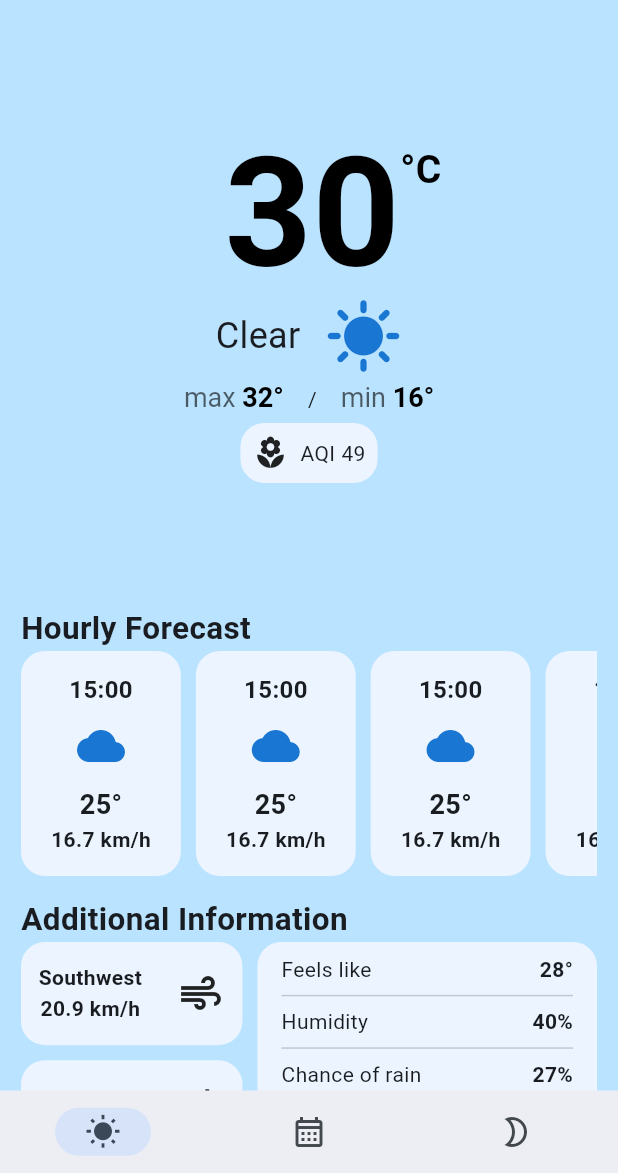
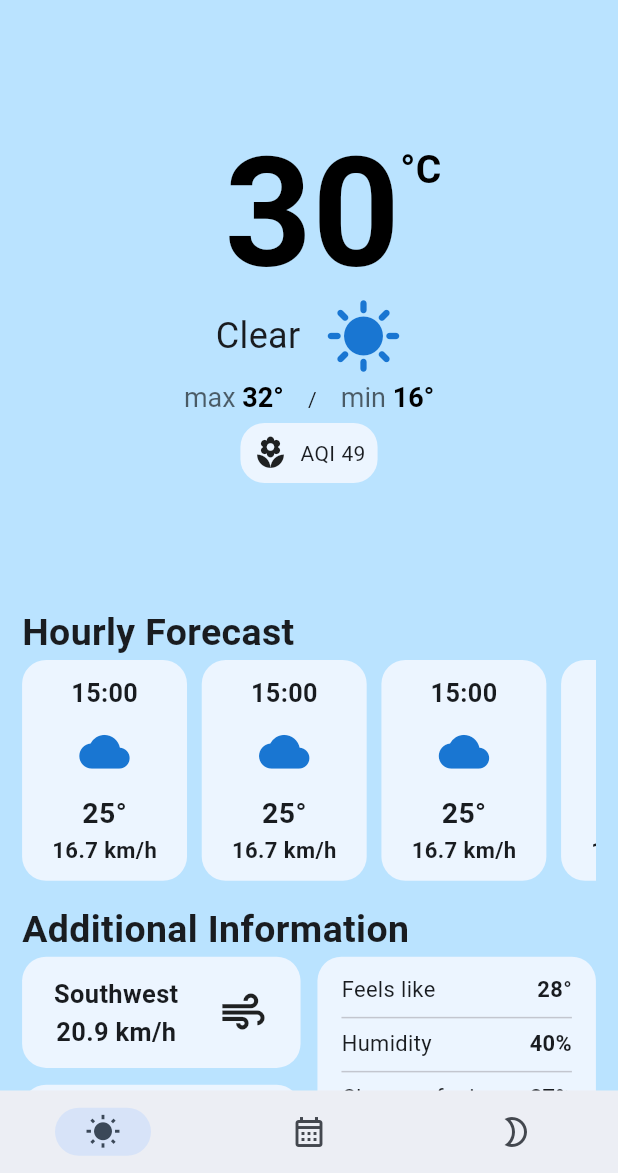
Before and after one commit to urban-potato/weather-app, a Flutter app: the screen it shows after launch, on a phone screen of 412 x 824 dp, the part 63-1236 px from its top. Run offline on Flutter 3.47's test engine with Material 3 defaults, Android fonts, the phone set to English and light mode, and no system bars; our stand-ins replace auto_route.

Commit message:
Adaptation to different screen sizes for Hourly Forecast Widget & Additional Information Widget

```diff
--- a/lib/screens/weather/ui/weather_screen.dart
+++ b/lib/screens/weather/ui/weather_screen.dart
@@ -1,6 +1,7 @@
 import 'package:auto_route/annotations.dart';
 import 'package:flutter/material.dart';
 
+import 'package:weather_app/shared/lib/layout/index.dart';
 import '../../../shared/ui/custom_sliver_app_bar/index.dart';
 import 'widgets/additional_information_tile.dart';
 import 'widgets/hourly_forecast_tile.dart';
@@ -12,22 +13,30 @@ class WeatherScreen extends StatelessWidget {
 
   @override
   Widget build(BuildContext context) {
-    return const CustomScrollView(
+    final screenSidesPadding = calculateScreenSidesPadding(context);
+
+    return CustomScrollView(
       slivers: [
-        CustomSliverAppBar(locationName: 'Krasnoyarsk'),
+        const CustomSliverAppBar(locationName: 'Krasnoyarsk'),
         SliverPadding(
-          padding: EdgeInsets.symmetric(horizontal: 14, vertical: 82),
-          sliver: SliverToBoxAdapter(child: MainWeatherWidget()),
+          padding: EdgeInsets.symmetric(
+            horizontal: screenSidesPadding,
+            vertical: 82,
+          ),
+          sliver: const SliverToBoxAdapter(child: MainWeatherWidget()),
         ),
 
         SliverPadding(
-          padding: EdgeInsets.symmetric(horizontal: 14),
-          sliver: SliverToBoxAdapter(child: HourlyForecastTile()),
+          padding: EdgeInsets.symmetric(horizontal: screenSidesPadding),
+          sliver: const SliverToBoxAdapter(child: HourlyForecastTile()),
         ),
 
         SliverPadding(
-          padding: EdgeInsets.symmetric(horizontal: 14, vertical: 14),
-          sliver: SliverToBoxAdapter(child: AdditionalInformationTile()),
+          padding: EdgeInsets.symmetric(
+            horizontal: screenSidesPadding,
+            vertical: screenSidesPadding,
+          ),
+          sliver: const SliverToBoxAdapter(child: AdditionalInformationTile()),
         ),
       ],
     );
--- a/lib/screens/weather/ui/widgets/additional_information_tile.dart
+++ b/lib/screens/weather/ui/widgets/additional_information_tile.dart
@@ -1,6 +1,6 @@
 import 'package:flutter/material.dart';
-import 'package:flutter_staggered_grid_view/flutter_staggered_grid_view.dart';
 
+import 'package:weather_app/shared/lib/layout/index.dart';
 import '../../../../shared/ui/basic_tile/index.dart';
 
 class AdditionalInformationTile extends StatelessWidget {
@@ -8,37 +8,82 @@ class AdditionalInformationTile extends StatelessWidget {
 
   @override
   Widget build(BuildContext context) {
+    final screenSidesPadding = calculateScreenSidesPadding(context);
+
+    final isDeviceVertical =
+        MediaQuery.of(context).size.width < MediaQuery.of(context).size.height;
+    final screenMinSide = isDeviceVertical
+        ? MediaQuery.of(context).size.width
+        : MediaQuery.of(context).size.height;
+
+    final additionalInformationAreaMaxWidth =
+        screenMinSide - (screenSidesPadding * 2);
+    final additionalInformationTilesSpacing =
+        additionalInformationAreaMaxWidth / 2 / 17;
+
+    final smallTilesHorizontalPadding =
+        additionalInformationAreaMaxWidth / 47.75;
+    final smallTilesVerticalPadding = additionalInformationAreaMaxWidth / 31.8;
+
+    final bigTileHorizontalPadding = additionalInformationAreaMaxWidth / 23.88;
+    final bigTileVerticalPadding = additionalInformationAreaMaxWidth / 31.8;
+
     return Column(
       crossAxisAlignment: CrossAxisAlignment.start,
       children: [
         Text(
           'Additional Information',
-          style: TextStyle(fontSize: 21, fontWeight: FontWeight.bold),
-        ),
-        StaggeredGrid.count(
-          crossAxisCount: 5,
-          mainAxisSpacing: 10,
-          crossAxisSpacing: 10,
-          children: [
-            StaggeredGridTile.count(
-              crossAxisCellCount: 2,
-              mainAxisCellCount: 1,
-              child: BasicTile(child: _AdditionalInformationWindTile()),
-            ),
-            StaggeredGridTile.count(
-              crossAxisCellCount: 3,
-              mainAxisCellCount: 3,
-              child: BasicTile(
-                padding: EdgeInsets.symmetric(horizontal: 16),
-                child: _AdditionalInformationBigTile(),
+          style: TextStyle(
+            fontSize: screenMinSide / 16.5,
+            fontWeight: FontWeight.bold,
           ),
         ),
-            StaggeredGridTile.count(
-              crossAxisCellCount: 2,
-              mainAxisCellCount: 1,
-              child: BasicTile(child: _AdditionalInformationSunTile()),
+
+        Center(
+          child: Container(
+            constraints: BoxConstraints(
+              maxWidth: additionalInformationAreaMaxWidth,
+            ),
+
+            child: Row(
+              mainAxisAlignment: MainAxisAlignment.spaceBetween,
+              crossAxisAlignment: CrossAxisAlignment.start,
+              spacing: additionalInformationTilesSpacing,
+              children: [
+                Flexible(
+                  child: Column(
+                    spacing: additionalInformationTilesSpacing,
+                    children: [
+                      BasicTile(
+                        padding: EdgeInsets.symmetric(
+                          horizontal: smallTilesHorizontalPadding,
+                          vertical: smallTilesVerticalPadding,
+                        ),
+                        child: const _AdditionalInformationWindTile(),
+                      ),
+                      BasicTile(
+                        padding: EdgeInsets.symmetric(
+                          horizontal: smallTilesHorizontalPadding,
+                          vertical: smallTilesVerticalPadding,
+                        ),
+                        child: const _AdditionalInformationSunTile(),
                       ),
                     ],
+                  ),
+                ),
+
+                Flexible(
+                  child: BasicTile(
+                    padding: EdgeInsets.symmetric(
+                      horizontal: bigTileHorizontalPadding,
+                      vertical: bigTileVerticalPadding,
+                    ),
+                    child: const _AdditionalInformationBigTile(),
+                  ),
+                ),
+              ],
+            ),
+          ),
         ),
       ],
     );
@@ -50,7 +95,7 @@ class _AdditionalInformationBigTile extends StatelessWidget {
 
   @override
   Widget build(BuildContext context) {
-    return Column(
+    return const Column(
       mainAxisAlignment: MainAxisAlignment.center,
       children: [
         _AdditionalInformationBigTileRow(label: 'Feels like', value: '28°'),
@@ -75,17 +120,31 @@ class _AdditionalInformationBigTileRow extends StatelessWidget {
 
   @override
   Widget build(BuildContext context) {
+    return LayoutBuilder(
+      builder: (BuildContext context, BoxConstraints constraints) {
+        final unitContainerWidth = constraints.maxWidth * 0.01;
+        final dividerHeight = constraints.maxWidth / 10.23;
+        final fontSize = unitContainerWidth * 9.5;
+
         return Column(
           children: [
             Row(
               mainAxisAlignment: MainAxisAlignment.spaceBetween,
               children: [
-            Text(label),
-            Text(value, style: TextStyle(fontWeight: FontWeight.w700)),
+                Text(label, style: TextStyle(fontSize: fontSize)),
+                Text(
+                  value,
+                  style: TextStyle(
+                    fontSize: fontSize,
+                    fontWeight: FontWeight.w700,
+                  ),
+                ),
               ],
             ),
-        Divider(height: 15),
+            Divider(height: dividerHeight),
           ],
+        );
+      },
     );
   }
 }
@@ -95,6 +154,13 @@ class _AdditionalInformationSunTile extends StatelessWidget {
 
   @override
   Widget build(BuildContext context) {
+    return LayoutBuilder(
+      builder: (BuildContext context, BoxConstraints constraints) {
+        final unitContainerWidth = constraints.maxWidth * 0.01;
+        final fontSize = unitContainerWidth * 10;
+        const fontHeight = 1.5;
+        final iconSize = unitContainerWidth * 20;
+
         return Row(
           mainAxisAlignment: MainAxisAlignment.spaceAround,
           crossAxisAlignment: CrossAxisAlignment.center,
@@ -109,9 +175,10 @@ class _AdditionalInformationSunTile extends StatelessWidget {
                     style: TextStyle(
                       color: Colors.black,
                       fontWeight: FontWeight.w700,
-                  height: 1.5,
+                      height: fontHeight,
+                      fontSize: fontSize,
                     ),
-                children: [
+                    children: const [
                       TextSpan(
                         text: ' Sunrize',
                         style: TextStyle(fontWeight: FontWeight.w400),
@@ -125,9 +192,10 @@ class _AdditionalInformationSunTile extends StatelessWidget {
                     style: TextStyle(
                       color: Colors.black,
                       fontWeight: FontWeight.w700,
-                  height: 1.5,
+                      height: fontHeight,
+                      fontSize: fontSize,
                     ),
-                children: [
+                    children: const [
                       TextSpan(
                         text: ' Sunset',
                         style: TextStyle(fontWeight: FontWeight.w400),
@@ -138,8 +206,10 @@ class _AdditionalInformationSunTile extends StatelessWidget {
               ],
             ),
 
-        Icon(Icons.wb_sunny_outlined, size: 32),
+            Icon(Icons.wb_sunny_outlined, size: iconSize),
           ],
+        );
+      },
     );
   }
 }
@@ -149,6 +219,13 @@ class _AdditionalInformationWindTile extends StatelessWidget {
 
   @override
   Widget build(BuildContext context) {
+    return LayoutBuilder(
+      builder: (BuildContext context, BoxConstraints constraints) {
+        final unitContainerWidth = constraints.maxWidth * 0.01;
+        final fontSize = unitContainerWidth * 10;
+        const fontHeight = 1.5;
+        final iconSize = unitContainerWidth * 20;
+
         return Row(
           mainAxisAlignment: MainAxisAlignment.spaceAround,
           crossAxisAlignment: CrossAxisAlignment.center,
@@ -159,17 +236,27 @@ class _AdditionalInformationWindTile extends StatelessWidget {
               children: [
                 Text(
                   'Southwest',
-              style: TextStyle(fontWeight: FontWeight.w700, height: 1.5),
+                  style: TextStyle(
+                    fontWeight: FontWeight.w700,
+                    height: fontHeight,
+                    fontSize: fontSize,
+                  ),
                 ),
                 Text(
                   '20.9 km/h',
-              style: TextStyle(fontWeight: FontWeight.w700, height: 1.5),
+                  style: TextStyle(
+                    fontWeight: FontWeight.w700,
+                    height: fontHeight,
+                    fontSize: fontSize,
+                  ),
                 ),
               ],
             ),
 
-        Icon(Icons.air, size: 32),
+            Icon(Icons.air, size: iconSize),
           ],
+        );
+      },
     );
   }
 }
--- a/lib/screens/weather/ui/widgets/hourly_forecast_tile.dart
+++ b/lib/screens/weather/ui/widgets/hourly_forecast_tile.dart
@@ -8,22 +8,41 @@ class HourlyForecastTile extends StatelessWidget {
   @override
   Widget build(BuildContext context) {
     final theme = Theme.of(context);
+    final screenMinSide =
+        MediaQuery.of(context).size.width < MediaQuery.of(context).size.height
+        ? MediaQuery.of(context).size.width
+        : MediaQuery.of(context).size.height;
+    final scrollableAreaHeight = screenMinSide / 2.8;
+    final tilesSeparatorWidth = scrollableAreaHeight / 15;
+    final tileHorizontalPadding = scrollableAreaHeight / 7.35;
+    final tileVerticalPadding = scrollableAreaHeight / 14.7;
 
     return Column(
+      mainAxisSize: MainAxisSize.min,
       crossAxisAlignment: CrossAxisAlignment.start,
       children: [
         Text(
           'Hourly Forecast',
-          style: TextStyle(fontSize: 21, fontWeight: FontWeight.bold),
+          style: TextStyle(
+            fontSize: screenMinSide / 16.5,
+            fontWeight: FontWeight.bold,
           ),
+        ),
+
         SizedBox(
-          height: 150,
+          height: scrollableAreaHeight,
           child: ListView.separated(
             scrollDirection: Axis.horizontal,
-            separatorBuilder: (context, index) => SizedBox(width: 10),
+            separatorBuilder: (context, index) =>
+                SizedBox(width: tilesSeparatorWidth),
             itemBuilder: (context, index) => BasicTile(
-              padding: const EdgeInsets.symmetric(vertical: 10, horizontal: 20),
+              padding: EdgeInsets.symmetric(
+                vertical: tileVerticalPadding,
+                horizontal: tileHorizontalPadding,
+              ),
+              child: FittedBox(
                 child: Column(
+                  mainAxisSize: MainAxisSize.min,
                   mainAxisAlignment: MainAxisAlignment.center,
                   children: [
                     Text(
@@ -46,6 +65,7 @@ class HourlyForecastTile extends StatelessWidget {
                   ],
                 ),
               ),
+            ),
             itemCount: 10,
           ),
         ),
@@ -54,5 +74,5 @@ class HourlyForecastTile extends StatelessWidget {
   }
 
   TextStyle _hourlyForecastTextStyle() =>
-      TextStyle(fontWeight: FontWeight.w600, fontSize: 14);
+      const TextStyle(fontWeight: FontWeight.w600, fontSize: 14);
 }
--- a/lib/screens/weather/ui/widgets/main_weather_widget.dart
+++ b/lib/screens/weather/ui/widgets/main_weather_widget.dart
@@ -7,7 +7,7 @@ class MainWeatherWidget extends StatelessWidget {
 
   @override
   Widget build(BuildContext context) {
-    return Column(
+    return const Column(
       // spacing: 6,
       children: [
         // _CurrentTemperature2(),
@@ -32,7 +32,7 @@ class _CurrentAQI extends StatelessWidget {
   Widget build(BuildContext context) {
     // final theme = Theme.of(context);
 
-    return BasicTile(
+    return const BasicTile(
       padding: EdgeInsets.all(8),
       child: Row(
         mainAxisSize: MainAxisSize.min,
@@ -52,7 +52,7 @@ class _MaxMinTemperatureToday extends StatelessWidget {
 
   @override
   Widget build(BuildContext context) {
-    return Row(
+    return const Row(
       spacing: 16,
       mainAxisAlignment: MainAxisAlignment.center,
       children: [
@@ -83,7 +83,10 @@ class _MaxMinTemperatureText extends StatelessWidget {
         children: [
           TextSpan(
             text: ' $temperature°',
-            style: TextStyle(color: Colors.black, fontWeight: FontWeight.bold),
+            style: const TextStyle(
+              color: Colors.black,
+              fontWeight: FontWeight.bold,
+            ),
           ),
         ],
       ),
@@ -102,7 +105,7 @@ class _CurrentCondition extends StatelessWidget {
       spacing: 16,
       mainAxisAlignment: MainAxisAlignment.center,
       children: [
-        Text('Clear', style: TextStyle(fontSize: 24, height: 1.0)),
+        const Text('Clear', style: TextStyle(fontSize: 24, height: 1.0)),
         Icon(Icons.sunny, size: 52, color: theme.primaryColorDark),
       ],
     );
@@ -118,9 +121,9 @@ class _CurrentTemperature extends StatelessWidget {
       offset: const Offset(16, 0),
       child: RichText(
         text: TextSpan(
-          style: TextStyle(height: 1.0),
+          style: const TextStyle(height: 1.0),
           children: [
-            TextSpan(
+            const TextSpan(
               text: '30',
               style: TextStyle(
                 color: Colors.black,
@@ -131,7 +134,7 @@ class _CurrentTemperature extends StatelessWidget {
             WidgetSpan(
               child: Transform.translate(
                 offset: const Offset(0, -48),
-                child: Text(
+                child: const Text(
                   '°C',
                   style: TextStyle(
                     color: Colors.black,
--- a/lib/screens/week_forecast/ui/week_forecast_screen.dart
+++ b/lib/screens/week_forecast/ui/week_forecast_screen.dart
@@ -9,8 +9,19 @@ class WeekForecastScreen extends StatelessWidget {
 
   @override
   Widget build(BuildContext context) {
-    return const CustomScrollView(
-      slivers: [CustomSliverAppBar(locationName: 'Krasnoyarsk')],
+    return CustomScrollView(
+      slivers: [
+        const CustomSliverAppBar(locationName: 'Krasnoyarsk'),
+
+        SliverPadding(
+          padding: const EdgeInsets.symmetric(horizontal: 14, vertical: 14),
+          sliver: SliverList.separated(
+            itemBuilder: (context, index) => const Text('text'),
+            separatorBuilder: (context, index) => const SizedBox(height: 26),
+            itemCount: 7,
+          ),
+        ),
+      ],
     );
   }
 }
--- /dev/null
+++ b/lib/shared/lib/layout/calculate_screen_sides_padding.dart
@@ -0,0 +1,10 @@
+import 'package:flutter/material.dart';
+
+double calculateScreenSidesPadding(BuildContext context) {
+  final screenMinSide =
+      MediaQuery.of(context).size.width < MediaQuery.of(context).size.height
+      ? MediaQuery.of(context).size.width
+      : MediaQuery.of(context).size.height;
+
+  return screenMinSide / 28;
+}
--- /dev/null
+++ b/lib/shared/lib/layout/index.dart
@@ -0,0 +1 @@
+export 'calculate_screen_sides_padding.dart';
--- a/lib/shared/ui/basic_tile/ui/basic_tile.dart
+++ b/lib/shared/ui/basic_tile/ui/basic_tile.dart
@@ -7,24 +7,43 @@ class BasicTile extends StatelessWidget {
     this.padding,
     this.width,
     this.height,
+    this.minWidth,
+    this.maxWidth,
+    this.minHeight,
+    this.maxHeight,
   });
 
   final Widget child;
   final EdgeInsetsGeometry? padding;
   final double? width;
   final double? height;
+  final double? minWidth;
+  final double? maxWidth;
+  final double? minHeight;
+  final double? maxHeight;
 
   @override
   Widget build(BuildContext context) {
     final theme = Theme.of(context);
+    final screenMinSide =
+        MediaQuery.of(context).size.width < MediaQuery.of(context).size.height
+        ? MediaQuery.of(context).size.width
+        : MediaQuery.of(context).size.height;
+    final tileBorderRadius = screenMinSide / 25.7;
 
     return Container(
+      constraints: BoxConstraints(
+        minWidth: minWidth ?? 0.0,
+        maxWidth: maxWidth ?? double.infinity,
+        minHeight: minHeight ?? 0.0,
+        maxHeight: maxHeight ?? double.infinity,
+      ),
       width: width,
       height: height,
       padding: padding,
       decoration: BoxDecoration(
         color: theme.cardColor.withValues(alpha: 0.8),
-        borderRadius: BorderRadius.circular(16),
+        borderRadius: BorderRadius.circular(tileBorderRadius),
       ),
       child: child,
     );
--- a/pubspec.yaml
+++ b/pubspec.yaml
@@ -34,7 +34,6 @@ dependencies:
   # The following adds the Cupertino Icons font to your application.
   # Use with the CupertinoIcons class for iOS style icons.
   cupertino_icons: ^1.0.8
-  flutter_staggered_grid_view: ^0.7.0
   auto_route: ^10.1.0+1
 
 dev_dependencies:
```
Also changed, not shown: pubspec.lock. Lines whose indentation alone changed are shown as unchanged.
